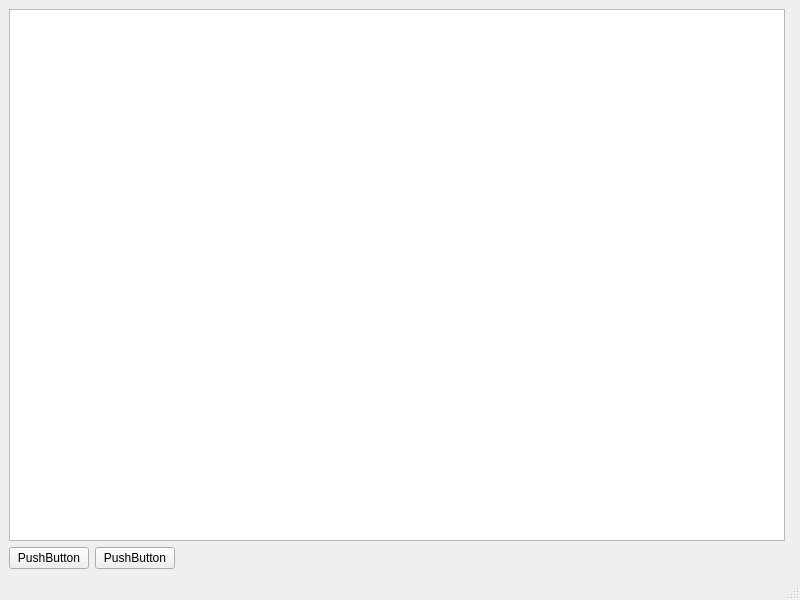
egyoo12/202520529266, file worksheet6/exercise1/mainwindow.ui: the form before one commit.
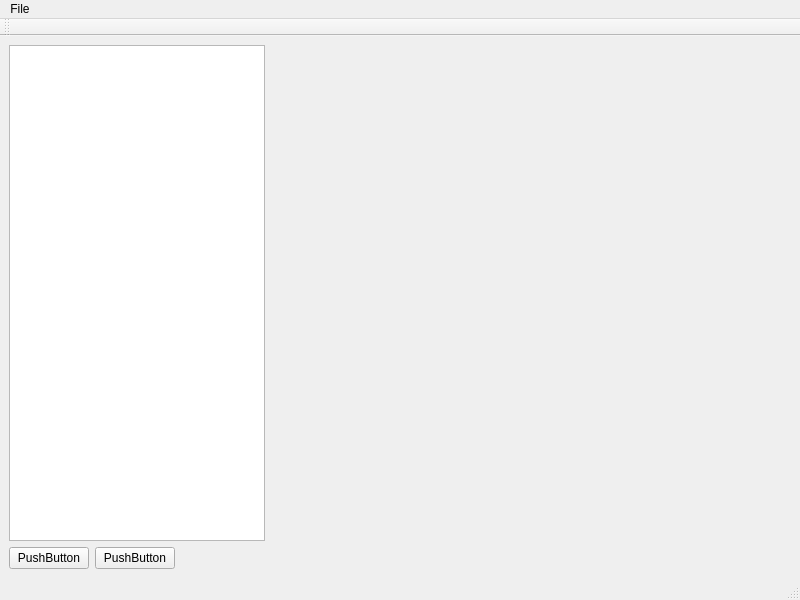
The form after the commit. Icons and pictures are not drawn.

```diff
--- a/worksheet6/exercise1/mainwindow.ui
+++ b/worksheet6/exercise1/mainwindow.ui
@@ -18,7 +18,14 @@
     <item>
      <layout class="QHBoxLayout" name="horizontalLayout">
       <item>
-       <widget class="QTreeView" name="treeView"/>
+       <widget class="QTreeView" name="treeView">
+        <property name="sizePolicy">
+         <sizepolicy hsizetype="Fixed" vsizetype="Expanding">
+          <horstretch>0</horstretch>
+          <verstretch>0</verstretch>
+         </sizepolicy>
+        </property>
+       </widget>
       </item>
       <item>
        <widget class="QWidget" name="widget" native="true"/>
@@ -67,8 +74,38 @@
      <height>27</height>
     </rect>
    </property>
+   <widget class="QMenu" name="menuFile">
+    <property name="title">
+     <string>File</string>
+    </property>
+    <addaction name="actionOpen_File"/>
+   </widget>
+   <addaction name="menuFile"/>
   </widget>
   <widget class="QStatusBar" name="statusbar"/>
+  <widget class="QToolBar" name="toolBar">
+   <property name="windowTitle">
+    <string>toolBar</string>
+   </property>
+   <attribute name="toolBarArea">
+    <enum>TopToolBarArea</enum>
+   </attribute>
+   <attribute name="toolBarBreak">
+    <bool>false</bool>
+   </attribute>
+  </widget>
+  <action name="actionOpen_File">
+   <property name="icon">
+    <iconset resource="icons.qrc">
+     <normaloff>:/Downloads/fileopen.png</normaloff>:/Downloads/fileopen.png</iconset>
+   </property>
+   <property name="text">
+    <string>Open File</string>
+   </property>
+   <property name="menuRole">
+    <enum>QAction::MenuRole::NoRole</enum>
+   </property>
+  </action>
  </widget>
  <resources/>
  <connections/>
```
Left out of the diff: 4 changed lines with no effect on the pictures.
